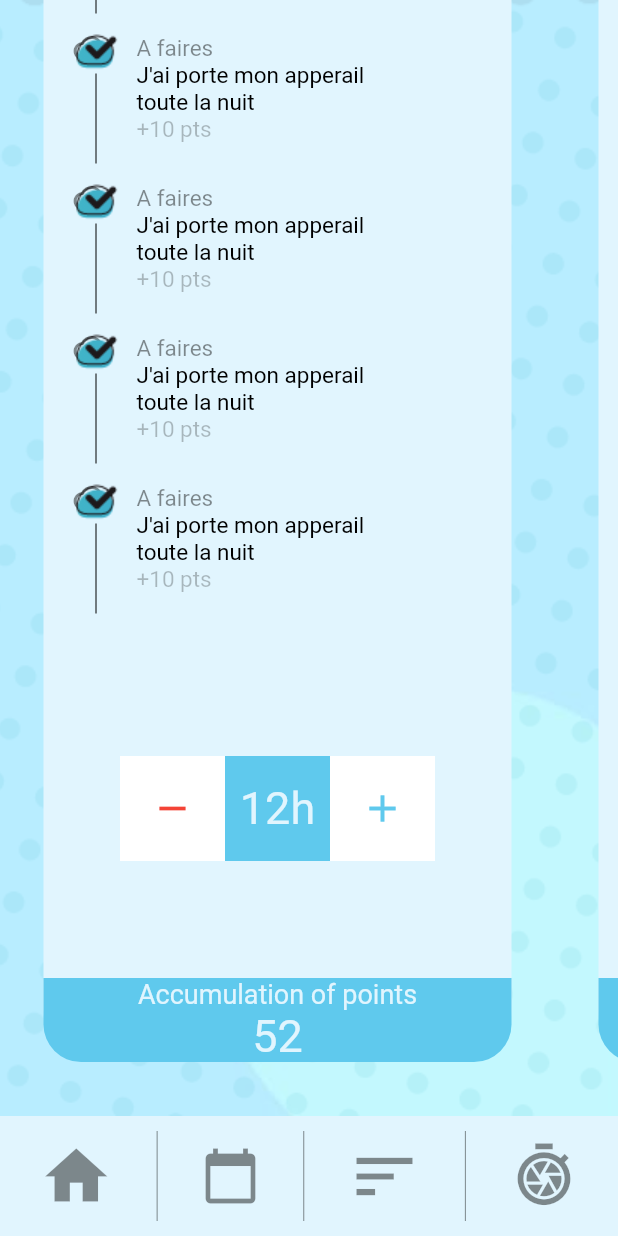
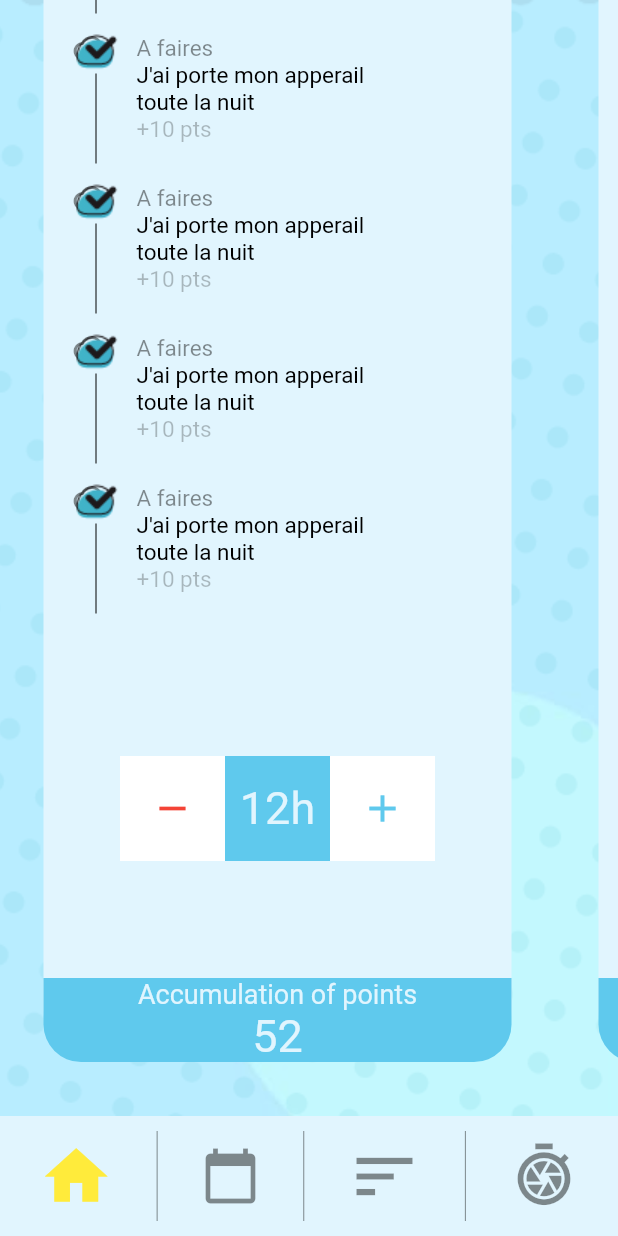
Before and after one commit to SyedMuhammadMuhid/Laboratoire, a Flutter app: the Home screen opened directly, scrolled down 576 dp, after a tap on the "home" icon, on a phone screen of 412 x 824 dp. Run offline on Flutter 3.47's test engine with Material 2 defaults, Android fonts, the phone set to English and light mode, and no system bars; our stand-ins replace fluttertoast, google_fonts; Roboto replaces fonts that are missing (Heebo).

Commit message:
changes made, under development

```diff
--- a/lib/Constant/Constants.dart
+++ b/lib/Constant/Constants.dart
@@ -10,3 +10,5 @@ const input_text_decoration_variable_for_focus= OutlineInputBorder(
         color: Color(0xff5fc9ed), width: 2.0
     ));
 bool tapped=false;
+
+int index_nav=0;
--- a/lib/Screens/Home.dart
+++ b/lib/Screens/Home.dart
@@ -1,14 +1,80 @@
 import 'package:flutter/material.dart';
+import 'package:sample_screen/Constant/Constants.dart';
+import 'package:sample_screen/Screens/Calender_Screen.dart';
+import 'package:sample_screen/Screens/Perfor_Screen.dart';
+import 'package:sample_screen/Screens/Stat_Screen.dart';
 import 'package:sample_screen/widgets/HomeScreen.dart';
-import 'package:sample_screen/widgets/MyBottomNavBar.dart';
 
 
-class Home extends StatelessWidget {
+class Home extends StatefulWidget {
+
+  @override
+  _HomeState createState() => _HomeState();
+}
+
+class _HomeState extends State<Home> {
+  bool color_changer_home=true;
+  bool color_changer_cal=false;
+  bool color_changer_stat=false;
+  bool color_changer_per=false;
   @override
   Widget build(BuildContext context) {
     return Scaffold(
-      body: HomeScreen(),
-      bottomNavigationBar: MyBottomNavigationBar(),
+
+      body: index_nav==0?HomeScreen():index_nav==1?CalenderScreen():index_nav==2?StatScreen():index_nav==3?PerforScreen():HomeScreen(),
+
+      bottomNavigationBar: Container(
+          height: 80,
+          color: Colors.lightBlue[50],
+          child: Row(
+            mainAxisAlignment: MainAxisAlignment.spaceBetween,
+            children: <Widget>[
+              SizedBox(width: 5),
+              GestureDetector(onTap:(){
+                setState(() {
+                  color_changer_home=true;
+                  color_changer_per=false;
+                  color_changer_cal=false;
+                  color_changer_stat=false;
+                  index_nav=0;
+                });
+              },child: Icon(Icons.home, color: color_changer_home==false?Colors.black45:Colors.yellow, size: 50,)),
+              Container(height: 60, child: VerticalDivider(color: Colors.black45)),
+              GestureDetector(onTap:(){
+                setState(() {
+                  color_changer_cal=true;
+                  color_changer_home=false;
+                  color_changer_stat=false;
+                  color_changer_per=false;
+                  index_nav=1;
+                });
+              },child: Icon(Icons.calendar_today, color:color_changer_cal==false?Colors.black45:Colors.yellow,size: 40,)),
+              Container(height: 60, child: VerticalDivider(color: Colors.black45)),
+              GestureDetector(onTap:(){
+                setState(() {
+                  color_changer_cal=false;
+                  color_changer_home=false;
+                  color_changer_stat=true;
+                  color_changer_per=false;
+                  index_nav=2;
+                });
+              },child: Icon(Icons.sort, color:color_changer_stat==false?Colors.black45:Colors.yellow,size: 50,)),
+              Container(height: 60, child: VerticalDivider(color: Colors.black45)),
+              GestureDetector(onTap:(){
+                setState(() {
+                  color_changer_cal=false;
+                  color_changer_home=false;
+                  color_changer_stat=false;
+                  color_changer_per=true;
+                  index_nav=3;
+                });
+              },child: Icon(Icons.shutter_speed, color:color_changer_per==false?Colors.black45:Colors.yellow,size: 47,)),
+              SizedBox(width: 5,)
+
+
+            ],
+          )
+      ),
     );
   }
 }
--- a/lib/Screens/Profile.dart
+++ b/lib/Screens/Profile.dart
@@ -101,7 +101,7 @@ class _ProfileScreenState extends State<ProfileScreen> {
                           child: Icon(Icons.exit_to_app, size: 30,color:Color(0xff5fc9ed) ,),
                         )
                       ],),
-                      CircleAvatar(radius: 50, child: Image(image: AssetImage('assets/propic.png'),),),
+                      Stack(children: [CircleAvatar(radius: 50, child: Image(image: AssetImage('assets/propic.png'),),),CircleAvatar(child: Icon(Icons.edit, color: Colors.white,),backgroundColor: Colors.pink[200],),]),
                       Text('Mon Profil', style: GoogleFonts.heebo(fontSize: 28, fontWeight: FontWeight.bold, color: Colors.black87),)
                     ],
                   ),
--- a/lib/widgets/MyBottomNavBar.dart
+++ /dev/null
@@ -1,37 +0,0 @@
-import 'package:flutter/material.dart';
-
-class MyBottomNavigationBar extends StatefulWidget {
-  @override
-  _MyBottomNavigationBarState createState() => _MyBottomNavigationBarState();
-}
-
-class _MyBottomNavigationBarState extends State<MyBottomNavigationBar> {
-  @override
-  Widget build(BuildContext context) {
-    bool color_changer=false;
-    return Container(
-      height: 80,
-      color: Colors.lightBlue[50],
-      child: Row(
-        mainAxisAlignment: MainAxisAlignment.spaceBetween,
-        children: <Widget>[
-          SizedBox(width: 5),
-          GestureDetector(onTap:(){
-            setState(() {
-              color_changer=true;
-            });
-          },child: Icon(Icons.home, color: color_changer==false?Colors.black45:Colors.yellow, size: 50,)),
-          Container(height: 60, child: VerticalDivider(color: Colors.black45)),
-          Icon(Icons.calendar_today, color:Colors.black45,size: 40,),
-          Container(height: 60, child: VerticalDivider(color: Colors.black45)),
-          Icon(Icons.sort, color:Colors.black45,size: 50,),
-          Container(height: 60, child: VerticalDivider(color: Colors.black45)),
-          Icon(Icons.shutter_speed, color:Colors.black45,size: 47,),
-          SizedBox(width: 5,)
-
-
-        ],
-      )
-    );
-  }
-}
```
Also changed, not shown: lib/Screens/Calender_Screen.dart (added, +12 -0 lines), lib/Screens/Perfor_Screen.dart (added, +12 -0 lines), lib/Screens/Stat_Screen.dart (added, +13 -0 lines).
